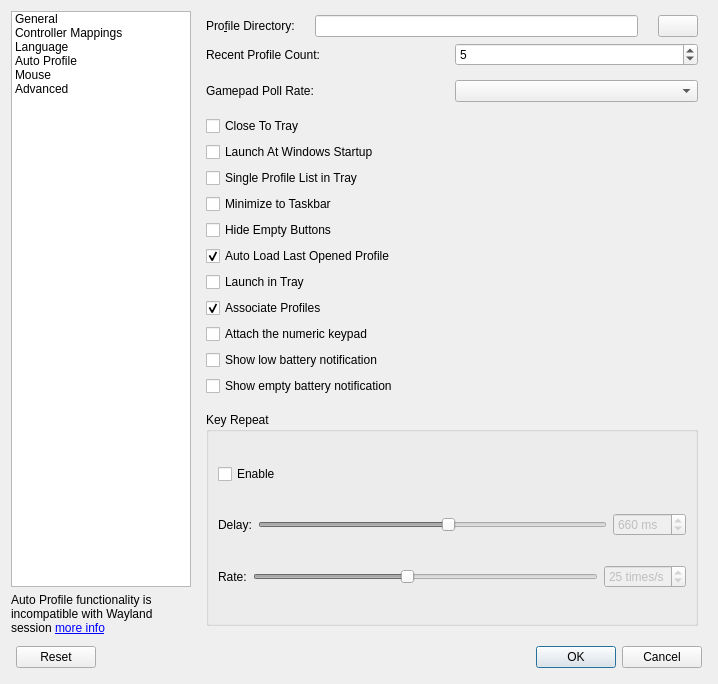
The window that src/gui/mainsettingsdialog.ui (AntiMicroX/antimicrox) describes before a commit, drawn with Qt 5.
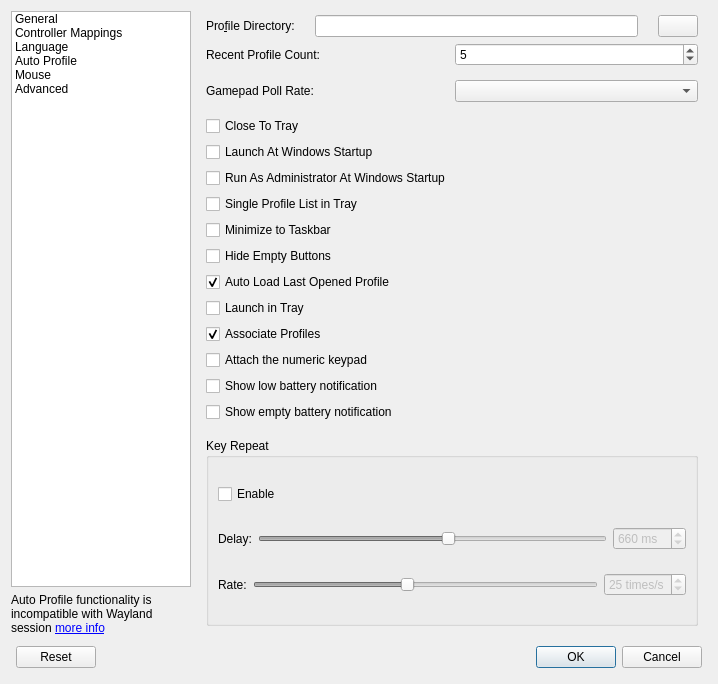
The same window after the commit. The open tabs and pages were chosen to show the change. Icons and pictures are not drawn.

Commit message: feat: add administrator startup setting on Windows

Patch:
```diff
--- a/src/gui/mainsettingsdialog.ui
+++ b/src/gui/mainsettingsdialog.ui
@@ -261,6 +261,16 @@
            </property>
           </widget>
          </item>
+         <item>
+          <widget class="QCheckBox" name="runAsAdminAtStartupCheckBox">
+           <property name="toolTip">
+            <string>Start with administrator privileges at sign-in. Run AntiMicroX as administrator once to change this setting.</string>
+           </property>
+           <property name="text">
+            <string>Run As Administrator At Windows Startup</string>
+           </property>
+          </widget>
+         </item>
          <item>
           <widget class="QCheckBox" name="traySingleProfileListCheckBox">
            <property name="toolTip">
```
The commit also changes 6 other files.
